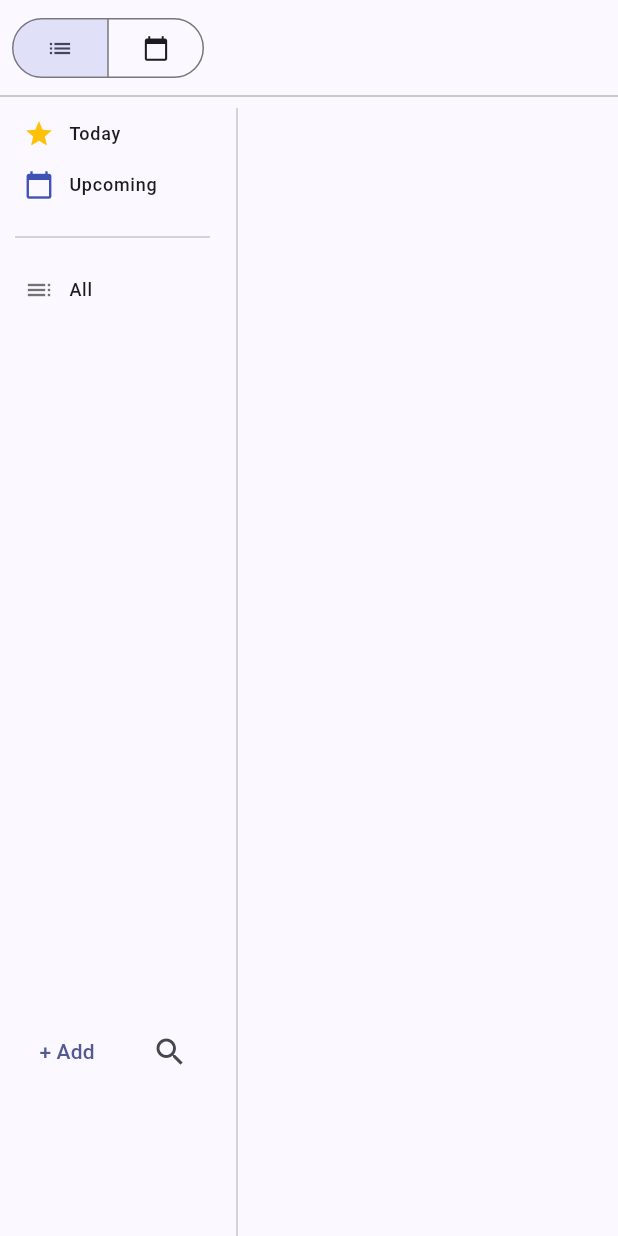
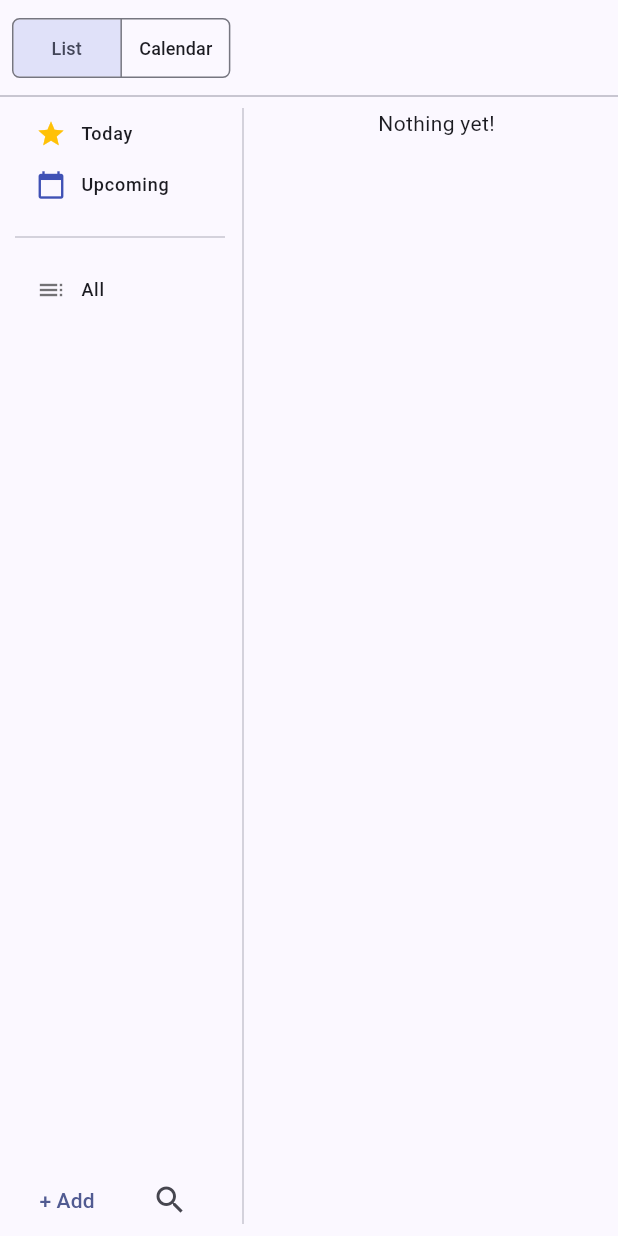
Before and after one commit to its-gayeon/todo-app, a Flutter app: the screen it shows after launch, on a phone screen of 412 x 824 dp. Run offline on Flutter 3.47's test engine with Material 3 defaults, Android fonts, the phone set to English and light mode, and no system bars; our stand-ins replace sqflite; accounts and stored records are empty.

Commit message:
NavBar prototype

```diff
--- a/lib/main.dart
+++ b/lib/main.dart
@@ -1,9 +1,7 @@
-import 'dart:developer';
 import 'package:flutter/material.dart';
 import 'package:provider/provider.dart';
-
+import 'package:todo_app/states/memory_state.dart';
 import 'package:todo_app/pages/list_page.dart';
-import 'package:todo_app/utils/todo.dart';
 
 void main() {
   runApp(const MyApp());
@@ -29,52 +27,6 @@ class MyApp extends StatelessWidget {
 }
 
 // db helper functions for state management
-class MemoryState extends ChangeNotifier {
-  // //final _dbHelper = DatabaseHelper();
-
-  // in-memory data
-  List<Topic> _topics = [];
-  List<Topic> get topics => _topics;
-
-  void addTopic(Topic topic) {
-    _topics.add(topic);
-    notifyListeners();
-  }
-
-  void addToDo(ToDo todo) {
-    for (Topic topic in _topics) {
-      if (topic.id == todo.topicId) {
-        topic.todos.add(todo);
-        notifyListeners();
-        return;
-      }
-    }
-
-    // should not happen
-    log("Tried to add a todo to unexisting topic");
-  }
-
-  void updateToDo(ToDo todo) {
-    for (Topic topic in _topics) {
-      if (topic.id == todo.topicId) {
-        topic.todos.add(todo);
-        notifyListeners();
-        return;
-      }
-    }
-  }
-
-  // // only to be invoked in the start of the app
-  // Future<void> fetchTopics() async {
-  //   _topics = await _dbHelper.fetchTopics();
-  //   notifyListeners();
-  // }
-
-  // Future<void> fetchToDosByTopic(int topicId) async {
-  //   _todos = await _dbHelper.fetchToDosByTopic(topicId);
-  //   notifyListeners();
-  // }
-}
 
 class BasePage extends StatefulWidget {
   const BasePage({super.key});
@@ -90,6 +42,12 @@ class _BasePageState extends State<BasePage> {
 
   @override
   Widget build(BuildContext context) {
+    var textTheme = Theme.of(context).textTheme;
+    var segBtnTextStyle = TextStyle(
+      fontSize: textTheme.labelMedium!.fontSize,
+      fontWeight: textTheme.labelMedium!.fontWeight,
+    );
+
     Widget todoViewPage;
     switch (selectedViewType) {
       case ViewType.list:
@@ -107,10 +65,6 @@ class _BasePageState extends State<BasePage> {
       child: todoViewPage,
     );
 
-    // var mainArea = PageView(
-    //   children: [ListPage(), Text("cal")],
-    // );
-
     return Scaffold(
       body: Column(
         children: [
@@ -121,13 +75,22 @@ class _BasePageState extends State<BasePage> {
               child: Padding(
                 padding: const EdgeInsets.only(left: 8, top: 8),
                 child: SegmentedButton<ViewType>(
-                  segments: const <ButtonSegment<ViewType>>[
+                  style: ButtonStyle(
+                      shape: WidgetStateProperty.all(RoundedRectangleBorder(
+                          borderRadius: BorderRadius.circular(5.0)))),
+                  segments: <ButtonSegment<ViewType>>[
                     ButtonSegment<ViewType>(
                         value: ViewType.list,
-                        label: Icon(Icons.list) /*Text("List")*/),
+                        label: Text(
+                          "List",
+                          style: segBtnTextStyle,
+                        )),
                     ButtonSegment<ViewType>(
                         value: ViewType.calendar,
-                        label: Icon(Icons.calendar_today) /*Text("Calendar")*/)
+                        label: Text(
+                          "Calendar",
+                          style: segBtnTextStyle,
+                        ))
                   ],
                   selected: <ViewType>{selectedViewType},
                   onSelectionChanged: (Set<ViewType> type) {
--- a/lib/pages/list_page.dart
+++ b/lib/pages/list_page.dart
@@ -1,12 +1,9 @@
 import 'dart:developer';
-import 'dart:ffi';
 
 import 'package:flutter/material.dart';
-import 'package:flutter/rendering.dart';
-import 'package:flutter/widgets.dart';
 import 'package:provider/provider.dart';
-import 'package:todo_app/main.dart';
-// import 'package:todo_app/utils/databasehelper.dart';
+import 'package:todo_app/states/memory_state.dart';
+import 'package:todo_app/states/selected_state.dart';
 import 'package:todo_app/utils/todo.dart';
 
 class ListPage extends StatefulWidget {
@@ -24,8 +21,9 @@ class _ListPageState extends State<ListPage> {
     // DatabaseHelper _dbHelper = DatabaseHelper();
     var memoryState = context.watch<MemoryState>();
     var topics = memoryState.topics;
-    // Topic tp1 = Topic(id: 0, name: "topic1");
-    // Topic tp2 = Topic(id: 1, name: "topic2");
+
+    // Topic tp1 = Topic(id: 3, name: "topic1");
+    // Topic tp2 = Topic(id: 4, name: "topic2");
     // ToDo td1 = ToDo(id: 0, task: "task1", topicId: 0);
     // ToDo td2 = ToDo(id: 1, task: "task2", topicId: 1);
 
@@ -35,30 +33,78 @@ class _ListPageState extends State<ListPage> {
     // topics.add(tp1);
     // topics.add(tp2);
 
-    return LayoutBuilder(builder: (context, constraints) {
+    return ChangeNotifierProvider(
+      create: (context) => SelectedState(),
+      child: LayoutBuilder(builder: (context, constraints) {
         if (constraints.maxWidth >= 300) {
           return Row(
+            //  [ navigation bar | context ]
             children: [
-            SizedBox(width: _width, child: ListNavBar()),
+              SizedBox(width: _width, child: const ListNavBar()),
               GestureDetector(
                 // drag to change the width of the nav bar
                 behavior: HitTestBehavior.translucent,
-              child: const VerticalDivider(),
+                child: const Padding(
+                  padding: EdgeInsets.only(left: 4.0),
+                  child: VerticalDivider(endIndent: 8),
+                ),
                 onHorizontalDragUpdate: (details) {
                   setState(() {
-                  if (_width <= 150 && details.delta.dx < 0) {
+                    if (_width <= 153 && details.delta.dx < 0) {
                       return; // prevents collapsing
                     }
                     _width += details.delta.dx;
                   });
                 },
               ),
+              Expanded(child: ActualStuff()),
             ],
           );
         } else {
           return const Placeholder();
         }
+      }),
+    );
+  }
+}
+
+class ActualStuff extends StatelessWidget {
+  const ActualStuff({
+    super.key,
   });
+
+  @override
+  Widget build(BuildContext context) {
+    var memoryState = context.watch<MemoryState>();
+    var topics = memoryState.topics;
+
+    var selectedState = context.watch<SelectedState>();
+    var selected = selectedState.selectedSection;
+    // selectedState.setTopicLength(2);
+
+    String title = "";
+
+    if (selected.isEmpty) {
+      title = "Nothing yet!";
+    } else {
+      if (selected.first >= NavIDs.all.index) {
+        title = selected.first == NavIDs.all.index
+            ? "${selected.length - 1} topics"
+            : "${selected.length} topics";
+      } else {
+        title = NavIDs.values[selected.first].name;
+      }
+    }
+
+    return Column(
+      children: [
+        Text(title),
+        // ListView.builder(
+        //   itemCount: topics.length,
+        //   itemBuilder: (context, index) {},
+        // ),
+      ],
+    );
   }
 }
 
@@ -74,7 +120,7 @@ class ListNavBar extends StatelessWidget {
     var topics = memoryState.topics;
 
     var textTheme = Theme.of(context).textTheme;
-    var textStyle = TextStyle(
+    var navTileTextStyle = TextStyle(
       fontSize: textTheme.labelMedium!.fontSize,
       fontWeight: textTheme.labelMedium!.fontWeight,
     );
@@ -90,9 +136,9 @@ class ListNavBar extends StatelessWidget {
             ),
             text: Text(
               "Today",
-            style: textStyle,
+              style: navTileTextStyle,
             ),
-        ),
+            id: 0),
 
         // Upcoming
         NavBarTile(
@@ -103,12 +149,13 @@ class ListNavBar extends StatelessWidget {
           ),
           text: Text(
             "Upcoming",
-            style: textStyle,
+            style: navTileTextStyle,
           ),
+          id: 1,
         ),
 
         const Padding(
-          padding: EdgeInsets.all(10.0),
+          padding: EdgeInsets.only(left: 10.0, top: 10.0, bottom: 10.0),
           child: Divider(),
         ),
 
@@ -121,17 +168,18 @@ class ListNavBar extends StatelessWidget {
           ),
           text: Text(
             "All",
-            style: textStyle,
+            style: navTileTextStyle,
           ),
+          id: 2,
         ),
 
         // scrollable topics
-        SizedBox(
-          height: MediaQuery.sizeOf(context).height / 2 + 55,
+        Expanded(
           child: ListView.builder(
             itemCount: topics.length,
             itemBuilder: (context, index) {
               return NavBarTile(
+                id: index + 3,
                 icon: Icon(
                   Icons.circle,
                   size: 20,
@@ -139,7 +187,7 @@ class ListNavBar extends StatelessWidget {
                 ),
                 text: Text(
                   topics[index].name,
-                  style: textStyle,
+                  style: navTileTextStyle,
                 ),
               );
             },
@@ -156,20 +204,47 @@ class ListNavBar extends StatelessWidget {
   }
 }
 
+// customed ListTile for the "navigation bar"
 class NavBarTile extends StatelessWidget {
-  const NavBarTile({super.key, required this.icon, required this.text});
+  const NavBarTile({
+    super.key,
+    required this.icon,
+    required this.text,
+    required this.id,
+  });
 
   final Icon icon;
   final Text text;
+  final int id;
 
   @override
   Widget build(BuildContext context) {
-    return ListTile(
+    var state = context.watch<SelectedState>();
+    var sections = state.selectedSection;
+
+    return Padding(
+      padding: const EdgeInsets.only(left: 8.0),
+      child: ListTile(
         horizontalTitleGap: 6,
+        selectedTileColor: const Color.fromARGB(14, 0, 0, 0),
         minTileHeight: 20,
-      onTap: () {},
-      leading: icon,
+        selected: sections.contains(id) ? true : false,
+        shape: RoundedRectangleBorder(
+          borderRadius: BorderRadius.circular(5.0),
+        ),
+        onTap: () {
+          // switch the list to only show the selected topics
+          state.toggleSection(id);
+          //log('$id is ${sections.contains(id)}');
+        },
+        onLongPress: () {
+          // TODO: change the name / color of the topic
+        },
+        leading: id < 3 || sections.contains(id)
+            ? icon
+            : Icon(Icons.circle_outlined, color: icon.color, size: icon.size),
         title: text,
+      ),
     );
   }
 }
@@ -193,10 +268,13 @@ class AddTopicButton extends StatelessWidget {
   @override
   Widget build(BuildContext context) {
     return TextButton(
+      style: ButtonStyle(
+          shape: WidgetStateProperty.all<RoundedRectangleBorder>(
+              RoundedRectangleBorder(
+                  borderRadius: BorderRadius.circular(5.0)))),
+      onPressed: () => _topicDialog(context),
       //style: make it minimum size!,
       child: const Text("+ Add"),
-      //style: ButtonStyle(shape: ),
-      onPressed: () => _topicDialog(context),
     );
   }
 
--- /dev/null
+++ b/lib/states/memory_state.dart
@@ -0,0 +1,50 @@
+import 'package:flutter/material.dart';
+import 'dart:developer';
+import 'package:todo_app/utils/todo.dart';
+
+class MemoryState extends ChangeNotifier {
+  // //final _dbHelper = DatabaseHelper();
+
+  // in-memory data
+  List<Topic> _topics = [];
+  List<Topic> get topics => _topics;
+
+  void addTopic(Topic topic) {
+    _topics.add(topic);
+    notifyListeners();
+  }
+
+  void addToDo(ToDo todo) {
+    for (Topic topic in _topics) {
+      if (topic.id == todo.topicId) {
+        topic.todos.add(todo);
+        notifyListeners();
+        return;
+      }
+    }
+
+    // should not happen
+    log("Tried to add a todo to unexisting topic");
+  }
+
+  void updateToDo(ToDo todo) {
+    for (Topic topic in _topics) {
+      if (topic.id == todo.topicId) {
+        topic.todos.add(todo);
+        notifyListeners();
+        return;
+      }
+    }
+  }
+
+  // // only to be invoked in the start of the app
+  // Future<void> fetchTopics() async {
+  //   _topics = await _dbHelper.fetchTopics();
+  //   notifyListeners();
+  // }
+
+  // Future<void> fetchToDosByTopic(int topicId) async {
+  //   _todos = await _dbHelper.fetchToDosByTopic(topicId);
+  //   notifyListeners();
+  // }
+}
--- /dev/null
+++ b/lib/states/selected_state.dart
@@ -0,0 +1,54 @@
+import 'package:flutter/material.dart';
+
+enum NavIDs { today, upcoming, all, topic0 }
+
+class SelectedState extends ChangeNotifier {
+  List<int> _selectedSection = [];
+  List<int> get selectedSection => _selectedSection;
+
+  int topicIDlength = 0;
+
+  void toggleSection(int id) {
+    // if already in list, remove
+    var len = selectedSection.length;
+    for (int i = 0; i < len; i++) {
+      if (selectedSection[i] == id) {
+        selectedSection.removeAt(i);
+
+        // if id 2(All) is selected when topic is removed, remove that too
+        if (id >= NavIDs.topic0.index) {
+          selectedSection.remove(NavIDs.all.index);
+        }
+
+        notifyListeners();
+        return;
+      }
+    }
+
+    // id 0 (today) & id 1 (upcoming) -> exclusive
+    if (id == NavIDs.today.index || id == NavIDs.upcoming.index) {
+      selectedSection.clear();
+    }
+
+    // id 2 (All)
+    else if (id == 2) {
+      selectedSection.remove(NavIDs.today.index);
+      selectedSection.remove(NavIDs.upcoming.index);
+
+      // add all the other topics 커스텀
+      for (int i = 0; i < topicIDlength; i++) {
+        if (!selectedSection.contains(NavIDs.topic0.index + i)) {
+          selectedSection.add(NavIDs.topic0.index + i);
+        }
+      }
+    }
+
+    // add the selected topic
+    selectedSection.add(id);
+    notifyListeners();
+  }
+
+  void setTopicLength(int len) {
+    topicIDlength = len;
+  }
+}
--- a/lib/utils/todo.dart
+++ b/lib/utils/todo.dart
@@ -9,13 +9,13 @@ class ToDo {
   int topicId; // Foreign key to the Topic
 
   ToDo({
-    required this.id,
+    int? id,
     required this.task,
     this.date,
     this.description,
     this.isCompleted = false,
     required this.topicId,
-  });
+  }) : id = id ?? DateTime.now().millisecondsSinceEpoch;
 
   // helper functions for db
   Map<String, dynamic> toMap() {
@@ -42,16 +42,16 @@ class ToDo {
 }
 
 class Topic {
-  final int id;
+  final int id; // mainly custom id starting from 3
   Color color;
   String name;
   List<ToDo> todos = [];
 
   Topic({
-    required this.id,
+    int? id,
     this.color = Colors.black,
     required this.name,
-  });
+  }) : id = id ?? DateTime.now().millisecondsSinceEpoch;
 
   // helper functions for db
   Map<String, dynamic> toMap() {
```
Lines whose indentation alone changed are shown as unchanged.
